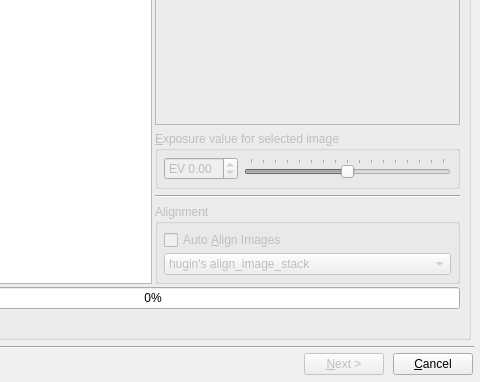
This is forms/hdrwizardform.ui in LuminanceHDR/LuminanceHDR as Qt 5 draws it before an edit; both pictures show x 174 to 654 and y 128 to 510 of the 654 by 510 pixel window. The edited form follows.
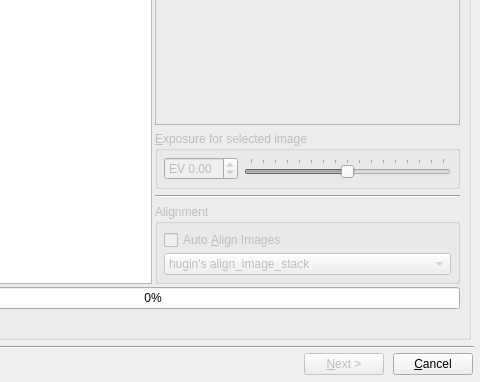
This is the edited form. Icons and pictures are not drawn.

Commit message: reduced "default button" size in tone mapping widget fixed path separator for align_image_stack added tentative code for align_image_stack execution on mac

What changed in the file:
```diff
--- a/forms/hdrwizardform.ui
+++ b/forms/hdrwizardform.ui
@@ -108,7 +108,7 @@
                <bool>false</bool>
               </property>
               <property name="title" >
-               <string>&amp;Exposure value for selected image</string>
+               <string>&amp;Exposure for selected image</string>
               </property>
               <layout class="QVBoxLayout" >
                <property name="margin" >
```
The commit also changes 2 other files.
